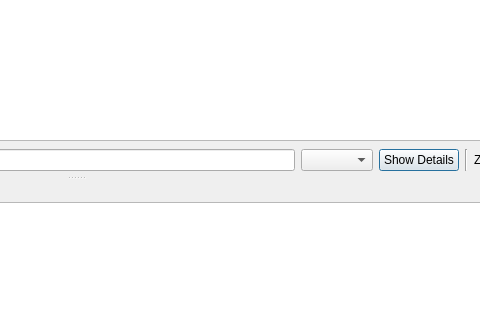
The window that filemapper.ui (djwong/filemapper) describes before a commit, drawn with Qt 5; both pictures show x 439 to 919 and y 311 to 631 of the 1029 by 729 pixel window.
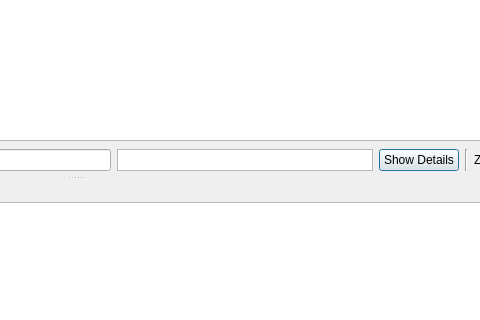
The same window after the commit. Icons and pictures are not drawn.

Commit message: Add the ability to query by extent type.

What changed in the file:
```diff
--- a/filemapper.ui
+++ b/filemapper.ui
@@ -107,7 +107,47 @@
         <widget class="QLineEdit" name="query_text"/>
        </item>
        <item>
-        <widget class="QComboBox" name="query_combo"/>
+        <widget class="QListView" name="query_checklist">
+         <property name="sizePolicy">
+          <sizepolicy hsizetype="Expanding" vsizetype="Minimum">
+           <horstretch>0</horstretch>
+           <verstretch>0</verstretch>
+          </sizepolicy>
+         </property>
+         <property name="minimumSize">
+          <size>
+           <width>0</width>
+           <height>1</height>
+          </size>
+         </property>
+         <property name="verticalScrollBarPolicy">
+          <enum>Qt::ScrollBarAlwaysOff</enum>
+         </property>
+         <property name="horizontalScrollBarPolicy">
+          <enum>Qt::ScrollBarAlwaysOff</enum>
+         </property>
+         <property name="autoScroll">
+          <bool>false</bool>
+         </property>
+         <property name="dragDropMode">
+          <enum>QAbstractItemView::NoDragDrop</enum>
+         </property>
+         <property name="movement">
+          <enum>QListView::Static</enum>
+         </property>
+         <property name="flow">
+          <enum>QListView::LeftToRight</enum>
+         </property>
+         <property name="isWrapping" stdset="0">
+          <bool>false</bool>
+         </property>
+         <property name="viewMode">
+          <enum>QListView::IconMode</enum>
+         </property>
+         <property name="selectionRectVisible">
+          <bool>false</bool>
+         </property>
+        </widget>
        </item>
        <item>
         <widget class="QPushButton" name="query_btn">
```
Left out of the diff: 31 changed lines with no effect on the pictures. The commit also changes 3 other files.
